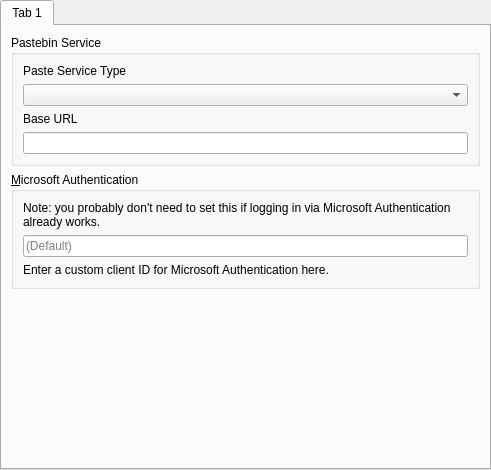
Before: the Qt Designer form launcher/ui/pages/global/APIPage.ui in aaaa2aaaa/PolyMC, drawn with Qt 5.
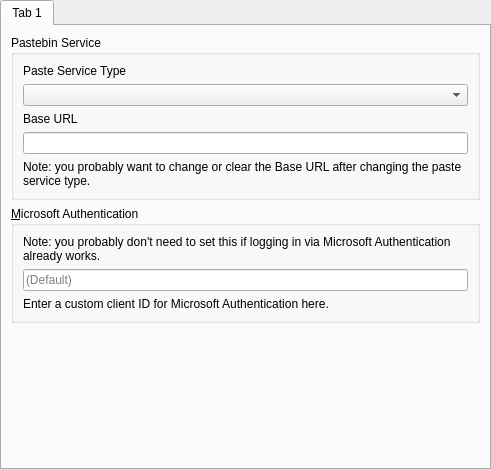
After: the same form once the commit is applied.

Commit message: Change paste settings and add copyright headers

```diff
--- a/launcher/ui/pages/global/APIPage.ui
+++ b/launcher/ui/pages/global/APIPage.ui
@@ -61,6 +61,19 @@
             <property name="placeholderText">
              <string/>
             </property>
+            <property name="clearButtonEnabled">
+             <bool>true</bool>
+            </property>
+           </widget>
+          </item>
+          <item>
+           <widget class="QLabel" name="baseURLNote">
+            <property name="text">
+             <string>Note: you probably want to change or clear the Base URL after changing the paste service type.</string>
+            </property>
+            <property name="wordWrap">
+             <bool>true</bool>
+            </property>
            </widget>
           </item>
          </layout>
```
The commit also changes 6 other files.
